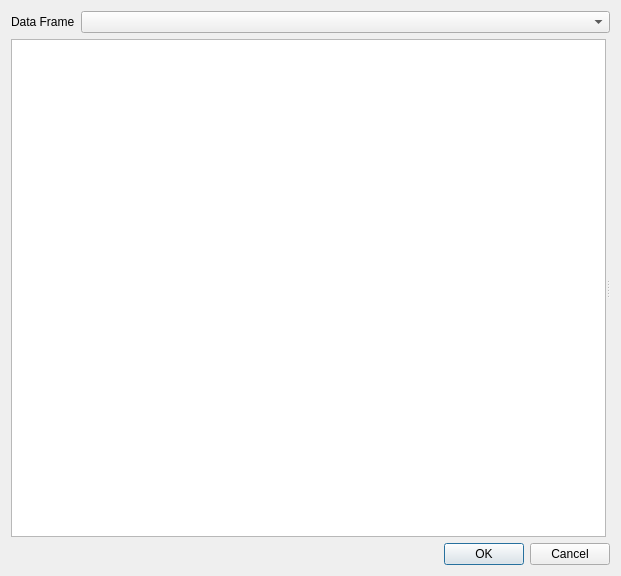
Qt form src/DAGui/Dialog/DADialogChartGuide.ui (czyt1988/data-workbench) before a commit.
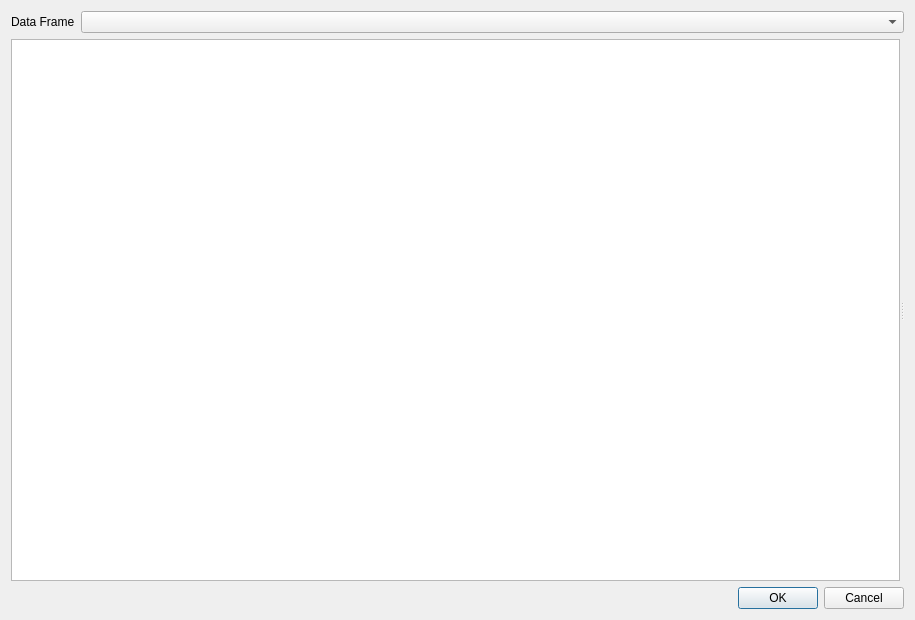
The same form after that commit. Custom widgets are drawn as their Qt base class.

What changed in the file:
```diff
--- a/src/DAGui/Dialog/DADialogChartGuide.ui
+++ b/src/DAGui/Dialog/DADialogChartGuide.ui
@@ -6,8 +6,8 @@
    <rect>
     <x>0</x>
     <y>0</y>
-    <width>621</width>
-    <height>576</height>
+    <width>915</width>
+    <height>620</height>
    </rect>
   </property>
   <property name="windowTitle">
```
